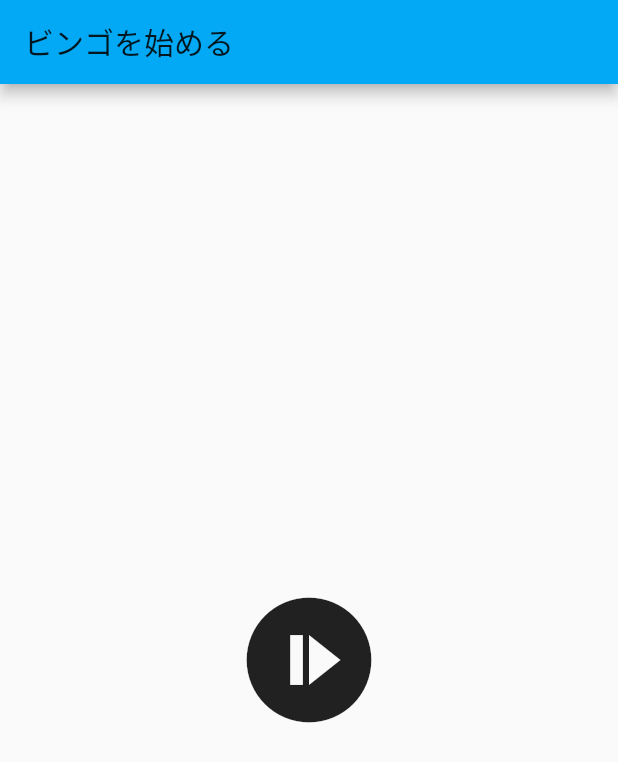
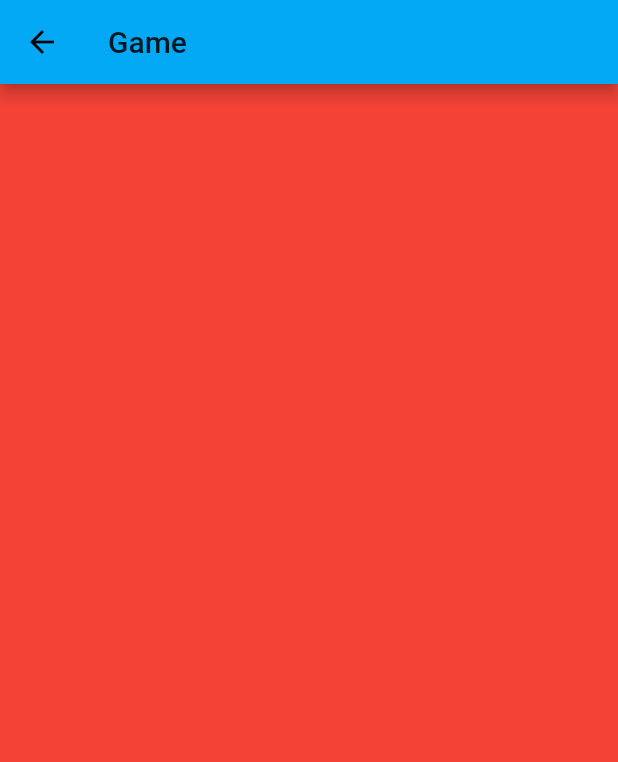
Before and after one commit to 0si43/bingo, a Flutter app: the screen it shows after launch, after a tap on the "not started" icon, on a phone screen of 412 x 824 dp. Shown: the top 762 px of the screen. Run offline on Flutter 3.47's test engine with Material 2 defaults, Android fonts, the phone set to English and light mode, and no system bars; missing offline and left inert: dart:js.

Commit message:
ゲームページへの画面遷移を作成した

```diff
--- /dev/null
+++ b/lib/game_page.dart
@@ -0,0 +1,20 @@
+import 'package:flutter/material.dart';
+
+class GamePage extends StatefulWidget {
+  @override
+  _GamePageState createState() => _GamePageState();
+}
+
+class _GamePageState extends State<GamePage> {
+  @override
+  Widget build(BuildContext context) {
+    return Scaffold(
+      appBar: AppBar(
+        title: Text("Game"),
+      ),
+      body: Container(
+        color: Colors.red,
+      ),
+    );
+  }
+}
--- a/lib/main.dart
+++ b/lib/main.dart
@@ -2,6 +2,9 @@
 // Use of this source code is governed by a BSD-style license that can be
 // found in the LICENSE file.
 
+import 'dart:js';
+
+import 'package:bingo/game_page.dart';
 import 'package:flutter/material.dart';
 
 void main() => runApp(MyApp());
@@ -30,10 +33,25 @@ class StartWindow extends StatelessWidget {
       body: Center(
         child: IconButton(
           icon: Icon(IconData(0xe448, fontFamily: 'MaterialIcons')),
-          onPressed: () => {print("temp")},
+          onPressed: () {
+            Navigator.push(
+              context,
+              MaterialPageRoute(builder: (context) => GamePage()),
+            );
+          },
           iconSize: 100.0,
         ),
       ),
     );
   }
+
+  // void _temp() {
+  //   Navigator.of(context).push(
+  //     MaterialPageRoute<void>(
+  //       builder: (BuildContext context) {
+  //         return GamePage;
+  //       }
+  //     )
+  //   );
+  // }
 }
```
